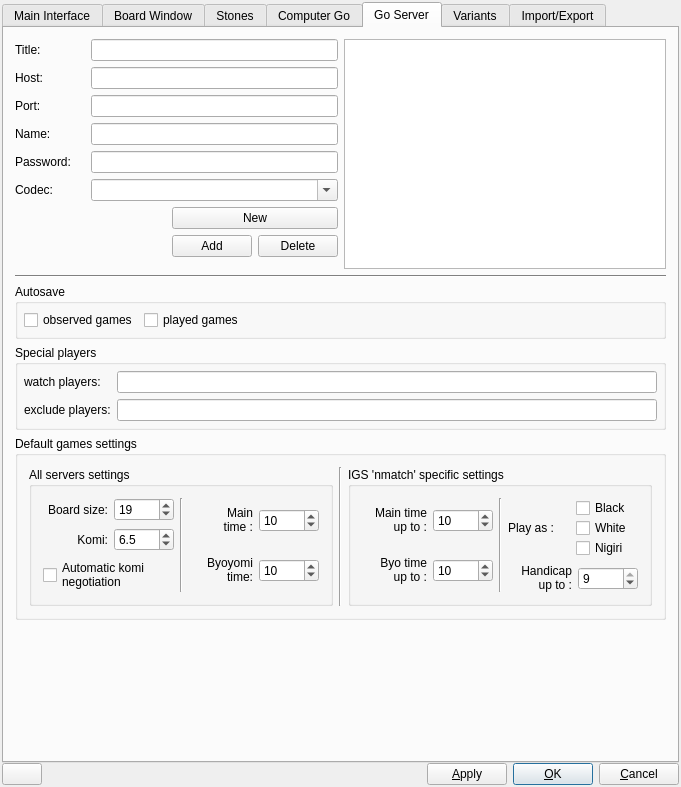
First picture: the form in src/preferences_gui.ui, repository bernds/q5Go, before the edit.
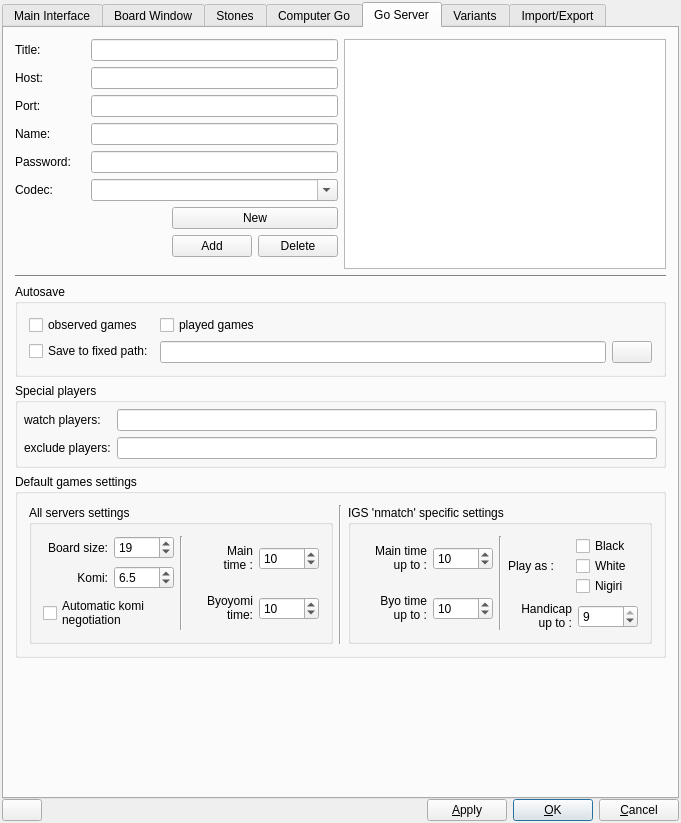
Second picture: the form after the edit. The open tabs and pages were chosen to show the change. Icons and pictures are not drawn. Custom widgets are drawn as their Qt base class.

Commit message: Add a setting to provide a path for online autosaves

```diff
--- a/src/preferences_gui.ui
+++ b/src/preferences_gui.ui
@@ -7,7 +7,7 @@
     <x>0</x>
     <y>0</y>
     <width>681</width>
-    <height>787</height>
+    <height>823</height>
    </rect>
   </property>
   <property name="sizePolicy">
@@ -4372,24 +4372,9 @@
          <property name="title">
           <string>Autosave</string>
          </property>
-         <layout class="QHBoxLayout">
-          <property name="spacing">
-           <number>6</number>
-          </property>
-          <property name="leftMargin">
-           <number>6</number>
-          </property>
-          <property name="topMargin">
-           <number>6</number>
-          </property>
-          <property name="rightMargin">
-           <number>6</number>
-          </property>
-          <property name="bottomMargin">
-           <number>6</number>
-          </property>
-          <item>
-           <widget class="QCheckBox" name="CheckBox_autoSave">
+         <layout class="QFormLayout" name="formLayout_5">
+          <item row="0" column="0">
+           <widget class="QCheckBox" name="autosaveCheckBox">
             <property name="focusPolicy">
              <enum>Qt::NoFocus</enum>
             </property>
@@ -4406,8 +4391,8 @@
             </property>
            </widget>
           </item>
-          <item>
-           <widget class="QCheckBox" name="CheckBox_autoSave_Played">
+          <item row="0" column="1">
+           <widget class="QCheckBox" name="autosavePlayedCheckBox">
             <property name="focusPolicy">
              <enum>Qt::NoFocus</enum>
             </property>
@@ -4424,21 +4409,44 @@
             </property>
            </widget>
           </item>
-          <item>
-           <spacer name="spacer12">
-            <property name="orientation">
-             <enum>Qt::Horizontal</enum>
+          <item row="1" column="0">
+           <widget class="QCheckBox" name="autosavePathCheckBox">
+            <property name="text">
+             <string>Save to fixed path:</string>
             </property>
-            <property name="sizeType">
-             <enum>QSizePolicy::Expanding</enum>
-            </property>
-            <property name="sizeHint" stdset="0">
-             <size>
-              <width>0</width>
-              <height>20</height>
-             </size>
-            </property>
-           </spacer>
+           </widget>
+          </item>
+          <item row="1" column="1">
+           <widget class="QWidget" name="autosavePathWidget" native="true">
+            <layout class="QHBoxLayout" name="horizontalLayout_3">
+             <property name="leftMargin">
+              <number>0</number>
+             </property>
+             <property name="topMargin">
+              <number>0</number>
+             </property>
+             <property name="rightMargin">
+              <number>0</number>
+             </property>
+             <property name="bottomMargin">
+              <number>0</number>
+             </property>
+             <item>
+              <widget class="QLineEdit" name="autosavePathEdit"/>
+             </item>
+             <item>
+              <widget class="QPushButton" name="autosavePathButton">
+               <property name="text">
+                <string/>
+               </property>
+               <property name="icon">
+                <iconset resource="q4go.qrc">
+                 <normaloff>:/ClientWindowGui/images/clientwindow/fileopen.png</normaloff>:/ClientWindowGui/images/clientwindow/fileopen.png</iconset>
+               </property>
+              </widget>
+             </item>
+            </layout>
+           </widget>
           </item>
          </layout>
         </widget>
```
Left out of the diff: 42 changed lines with no effect on the pictures. The commit also changes 5 other files.
